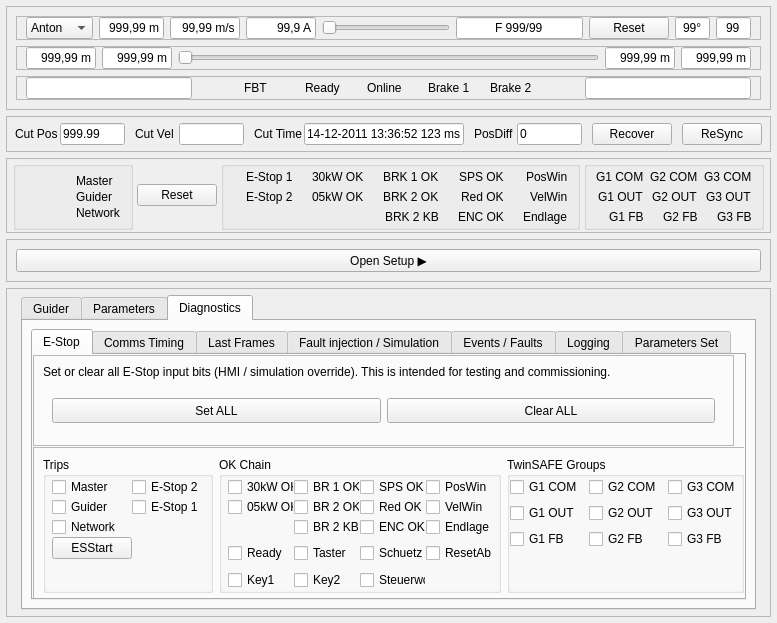
Qt form src/steuerung3d/apps/yellow/ui_split/yellow3_merged.ui (martburg/qt_panda_spike_repo) before a commit.
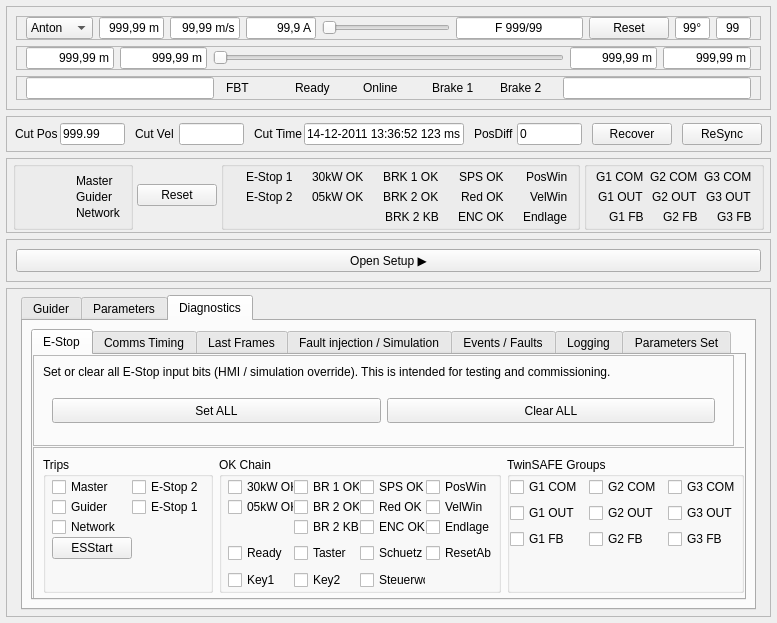
The same form after that commit.

```diff
--- a/src/steuerung3d/apps/yellow/ui_split/yellow3_merged.ui
+++ b/src/steuerung3d/apps/yellow/ui_split/yellow3_merged.ui
@@ -309,7 +309,7 @@
          <property name="frameShadow">
           <enum>QFrame::Shadow::Raised</enum>
          </property>
-         <layout class="QHBoxLayout" name="horizontalLayout_3" stretch="0,0,1,0,0">
+         <layout class="QHBoxLayout" name="horizontalLayout_3" stretch="2,2,8,2,2">
           <property name="topMargin">
            <number>0</number>
           </property>
@@ -326,7 +326,7 @@
             </property>
             <property name="maximumSize">
              <size>
-              <width>70</width>
+              <width>16777215</width>
               <height>16777215</height>
              </size>
             </property>
@@ -348,7 +348,7 @@
             </property>
             <property name="maximumSize">
              <size>
-              <width>70</width>
+              <width>16777215</width>
               <height>16777215</height>
              </size>
             </property>
@@ -395,7 +395,7 @@
             </property>
             <property name="maximumSize">
              <size>
-              <width>70</width>
+              <width>16777215</width>
               <height>16777215</height>
              </size>
             </property>
@@ -417,7 +417,7 @@
             </property>
             <property name="maximumSize">
              <size>
-              <width>70</width>
+              <width>16777215</width>
               <height>16777215</height>
              </size>
             </property>
@@ -440,7 +440,7 @@
          <property name="frameShadow">
           <enum>QFrame::Shadow::Raised</enum>
          </property>
-         <layout class="QHBoxLayout" name="horizontalLayout_2" stretch="3,0,1,1,1,1,1,0,0,3">
+         <layout class="QHBoxLayout" name="horizontalLayout_2" stretch="3,1,1,1,1,1,3">
           <property name="topMargin">
            <number>0</number>
           </property>
@@ -460,19 +460,6 @@
             </property>
            </widget>
           </item>
-          <item>
-           <spacer name="horizontalSpacer">
-            <property name="orientation">
-             <enum>Qt::Orientation::Horizontal</enum>
-            </property>
-            <property name="sizeHint" stdset="0">
-             <size>
-              <width>40</width>
-              <height>20</height>
-             </size>
-            </property>
-           </spacer>
-          </item>
           <item>
            <layout class="QHBoxLayout" name="layoutLedFBT">
             <property name="spacing">
@@ -683,22 +670,6 @@
             </item>
            </layout>
           </item>
-          <item>
-           <layout class="QHBoxLayout" name="horizontalLayout_livetick"/>
-          </item>
-          <item>
-           <spacer name="horizontalSpacer_2">
-            <property name="orientation">
-             <enum>Qt::Orientation::Horizontal</enum>
-            </property>
-            <property name="sizeHint" stdset="0">
-             <size>
-              <width>40</width>
-              <height>20</height>
-             </size>
-            </property>
-           </spacer>
-          </item>
           <item>
            <widget class="QLineEdit" name="txtHdrBannerRight">
             <property name="sizePolicy">
```
